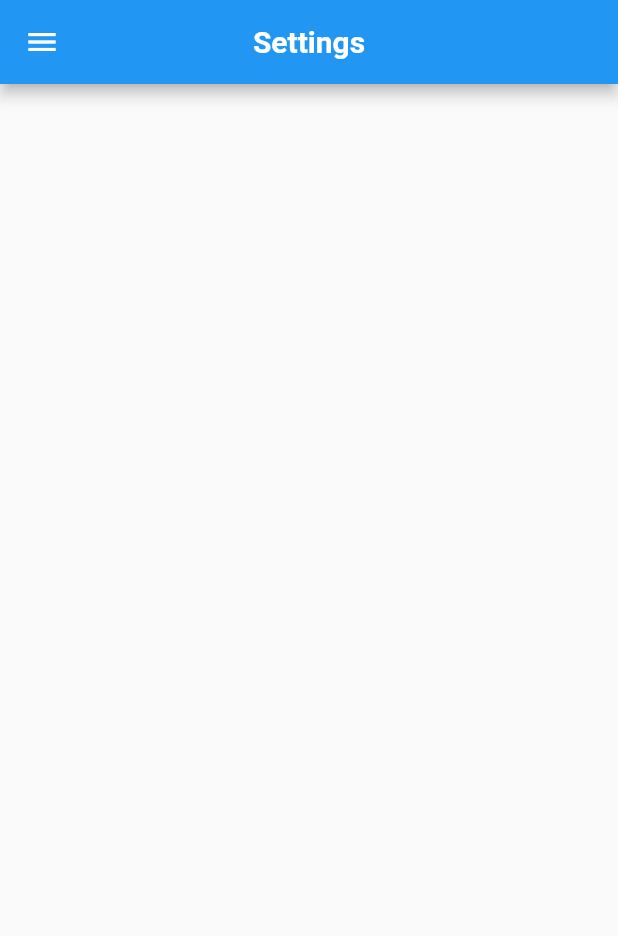
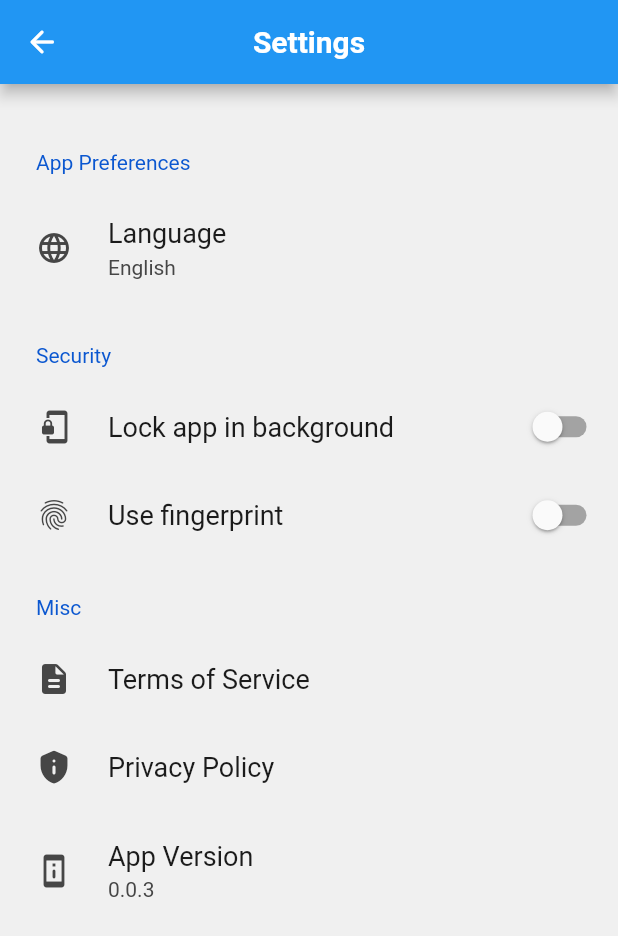
Before and after one commit to VE5PER/civitas, a Flutter app: the settings screen opened directly, on a phone screen of 412 x 824 dp. Shown: the top 936 px of the screen. Run offline on Flutter 3.47's test engine with Material 2 defaults, Android fonts, the phone set to English and light mode, and no system bars; drawn by our look-alikes of settings_ui; our stand-ins replace carousel_slider, font_awesome_flutter, google_maps_flutter, hexcolor, image_picker, otp_text_field.

Commit message:
Added back Settings menu dropped by Cosmic

```diff
--- a/lib/settings.dart
+++ b/lib/settings.dart
@@ -1,25 +1,87 @@
 import 'package:civitas/sidedrawer.dart';
 import 'package:flutter/material.dart';
+import 'package:settings_ui/settings_ui.dart';
 
 class settings extends StatefulWidget {
   const settings({Key? key}) : super(key: key);
-
   @override
   _settingsState createState() => _settingsState();
 }
 
 class _settingsState extends State<settings> {
+  bool valuelock=false,valuefinger=false;
   @override
   Widget build(BuildContext context) {
+
     return Scaffold(
-      appBar: AppBar(
-        title: const Text(
-          'Settings',
-          style: TextStyle(fontWeight: FontWeight.bold),
+        appBar: AppBar(
+          title: const Text('Settings',style: TextStyle(fontWeight: FontWeight.bold),),
+          centerTitle: true,
+          leading: IconButton(onPressed: () { Navigator.pop(context); }, icon: Icon(Icons.arrow_back_rounded),),
         ),
-        centerTitle: true,
-      ),
-      drawer: draweritems(),
+        body:
+        SettingsList(
+          contentPadding: EdgeInsets.symmetric(vertical: 20),
+          sections: [
+            SettingsSection(
+              title: 'App Preferences',
+              tiles: const [
+                SettingsTile(
+                  title: 'Language',
+                  subtitle: 'English',
+                  leading: Icon(Icons.language_rounded),
+                )
+              ],
+            ),
+            SettingsSection(
+              title: 'Security',
+              tiles:  [
+                SettingsTile.switchTile(
+                  title: 'Lock app in background',
+                  leading: Icon(Icons.phonelink_lock),
+                  switchValue: valuelock,
+                  onToggle: (bool value){
+                    setState(() {
+                      valuelock=value;
+                    });
+                  },
+
+                ),
+                SettingsTile.switchTile(
+                  title: 'Use fingerprint',
+                  leading: Icon(Icons.fingerprint_rounded),
+                  switchValue: valuefinger,
+                  onToggle: (bool value){
+                    setState(() {
+                      valuefinger=value;
+                    });
+                  },
+                )
+              ],
+            ),
+            SettingsSection(
+              title: 'Misc',
+              tiles:  [
+                SettingsTile(
+                    title: 'Terms of Service',
+                    leading: Icon(Icons.description_rounded),
+                    onPressed: (BuildContext context){}
+                ),
+                SettingsTile(
+                  title: 'Privacy Policy',
+                  leading: Icon(Icons.privacy_tip_rounded),
+                  onPressed: (BuildContext context){},
+                ),
+                SettingsTile(
+                    title: 'App Version',
+                    subtitle: '0.0.3',
+                    leading: Icon(Icons.perm_device_info_rounded),
+                    onPressed: (BuildContext context){}
+                )
+              ],
+            )
+          ],
+        ),
     );
   }
 }
```
